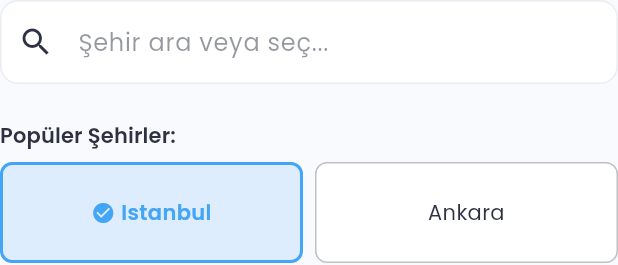
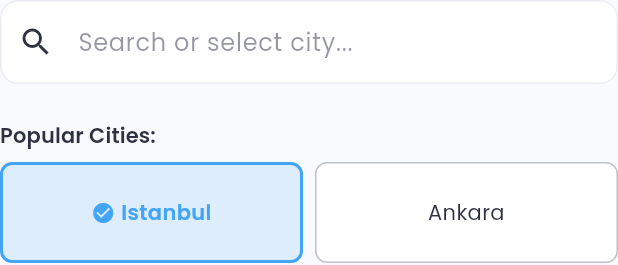
Before and after one commit to Burcu2502/bitirmeprojesi, a Flutter app: the CitySelectionWidget widget shown alone on an empty page, opened directly, on a phone screen of 412 x 824 dp. Shown: the top 265 px of the screen. Run offline on Flutter 3.47's test engine with Material 3 defaults, Android fonts, the phone set to English and light mode, and no system bars; our stand-ins replace cloud_firestore, connectivity_plus, easy_localization, firebase_auth, firebase_core, firebase_storage and 8 more; missing offline and left inert: flutter_web_auth_2; accounts and stored records are empty; network calls fail.

Commit message:
şehirler dil desteği

```diff
--- a/closet_weather_app/assets/translations/en-US.json
+++ b/closet_weather_app/assets/translations/en-US.json
@@ -127,6 +127,19 @@
       "sunny": "Sunny, use hat and sunscreen",
       "normal": "Normal weather conditions",
       "dressAccordingly": "Dress according to the weather"
+    },
+    "citySelection": {
+      "title": "Select City",
+      "searchPlaceholder": "Search or select city...",
+      "suggestions": "Suggestions:",
+      "popularCities": "Popular Cities:",
+      "currentCity": "Current:",
+      "selectCity": "Select City",
+      "useCurrentLocation": "Use Current Location",
+      "locationFailedMessage": "Location information could not be obtained. Please select a city or check location permissions.",
+      "tip": "Tip: Automatic suggestions will be shown while typing city name.",
+      "change": "Change",
+      "locationNotAvailable": "Location information not available. Showing weather for {city}."
     }
   },
 
--- a/closet_weather_app/lib/features/weather/presentation/screens/city_selection_screen.dart
+++ b/closet_weather_app/lib/features/weather/presentation/screens/city_selection_screen.dart
@@ -18,7 +18,7 @@
 
     return Scaffold(
       appBar: AppBar(
-        title: const Text('Şehir Seç'),
+        title: Text('weather.citySelection.title'.tr()),
         leading: IconButton(
           icon: const Icon(Icons.arrow_back),
           onPressed: () => Navigator.of(context).pop(),
@@ -27,7 +27,7 @@
           // Mevcut konumu kullan butonu
           IconButton(
             icon: const Icon(Icons.my_location),
-            tooltip: 'Mevcut Konumu Kullan',
+            tooltip: 'weather.citySelection.useCurrentLocation'.tr(),
             onPressed: weatherState.isLoading
                 ? null
                 : () async {
@@ -61,7 +61,7 @@
                         const SizedBox(width: 8),
                         Expanded(
                           child: Text(
-                            'Konum bilgisi alınamadı. Lütfen bir şehir seçin veya konum izinlerini kontrol edin.',
+                            'weather.citySelection.locationFailedMessage'.tr(),
                             style: Theme.of(context).textTheme.bodySmall?.copyWith(
                               color: Theme.of(context).colorScheme.onErrorContainer,
                             ),
@@ -106,7 +106,7 @@
                     const SizedBox(width: 8),
                     Expanded(
                       child: Text(
-                        'İpucu: Şehir adını yazarken otomatik öneriler gösterilecektir.',
+                        'weather.citySelection.tip'.tr(),
                         style: Theme.of(context).textTheme.bodySmall?.copyWith(
                           color: Theme.of(context).colorScheme.onSurfaceVariant,
                         ),
--- a/closet_weather_app/lib/features/weather/presentation/screens/weather_screen.dart
+++ b/closet_weather_app/lib/features/weather/presentation/screens/weather_screen.dart
@@ -85,7 +85,7 @@
           const SizedBox(width: 8),
           Expanded(
             child: Text(
-              'Konum bilgisi alınamadı. ${state.currentCity} şehri için hava durumu gösteriliyor.',
+              'weather.citySelection.locationNotAvailable'.tr(namedArgs: {'city': state.currentCity}),
               style: Theme.of(context).textTheme.bodySmall?.copyWith(
                 color: Theme.of(context).colorScheme.onPrimaryContainer,
               ),
@@ -100,7 +100,7 @@
               );
             },
             child: Text(
-              'Değiştir',
+              'weather.citySelection.change'.tr(),
               style: TextStyle(
                 color: Theme.of(context).colorScheme.primary,
                 fontSize: 12,
@@ -156,7 +156,7 @@
                       );
                     },
                     icon: const Icon(Icons.search),
-                    label: const Text('Şehir Seç'),
+                    label: Text('weather.citySelection.selectCity'.tr()),
                   ),
                 ],
               ),
@@ -190,7 +190,7 @@
                   ElevatedButton.icon(
                     onPressed: () => ref.read(weatherStateProvider.notifier).getWeatherByCurrentLocation(),
                     icon: const Icon(Icons.my_location),
-                    label: const Text('Konum Kullan'),
+                    label: Text('weather.citySelection.useCurrentLocation'.tr()),
                   ),
                   OutlinedButton.icon(
                     onPressed: () {
@@ -201,7 +201,7 @@
                       );
                     },
                     icon: const Icon(Icons.search),
-                    label: const Text('Şehir Seç'),
+                    label: Text('weather.citySelection.selectCity'.tr()),
                   ),
                 ],
               ),
--- a/closet_weather_app/lib/features/weather/presentation/widgets/city_selection_widget.dart
+++ b/closet_weather_app/lib/features/weather/presentation/widgets/city_selection_widget.dart
@@ -1,5 +1,6 @@
 import 'package:flutter/material.dart';
 import 'package:flutter_riverpod/flutter_riverpod.dart';
+import 'package:easy_localization/easy_localization.dart';
 import '../providers/weather_provider.dart';
 
 class CitySelectionWidget extends ConsumerStatefulWidget {
@@ -66,7 +67,7 @@
           controller: _controller,
           focusNode: _focusNode,
           decoration: InputDecoration(
-            hintText: 'Şehir ara veya seç...',
+            hintText: 'weather.citySelection.searchPlaceholder'.tr(),
             prefixIcon: const Icon(Icons.search),
             suffixIcon: _controller.text.isNotEmpty
                 ? IconButton(
@@ -112,7 +113,7 @@
                 ),
                 const SizedBox(width: 4),
                 Text(
-                  'Şu an: ${weatherState.currentCity}',
+                  'weather.citySelection.currentCity'.tr() + ' ${weatherState.currentCity}',
                   style: Theme.of(context).textTheme.bodySmall?.copyWith(
                     color: Theme.of(context).colorScheme.onPrimaryContainer,
                   ),
@@ -126,7 +127,7 @@
         // Öneriler veya favori şehirler
         if (_showSuggestions && _suggestions.isNotEmpty) ...[
           Text(
-            'Öneriler:',
+            'weather.citySelection.suggestions'.tr(),
             style: Theme.of(context).textTheme.titleSmall?.copyWith(
               fontWeight: FontWeight.w600,
             ),
@@ -150,7 +151,7 @@
           Row(
             children: [
               Text(
-                'Popüler Şehirler:',
+                'weather.citySelection.popularCities'.tr(),
                 style: Theme.of(context).textTheme.titleSmall?.copyWith(
                   fontWeight: FontWeight.w600,
                 ),
```
Also changed, not shown: closet_weather_app/assets/translations/tr-TR.json (+13 -0 lines).
